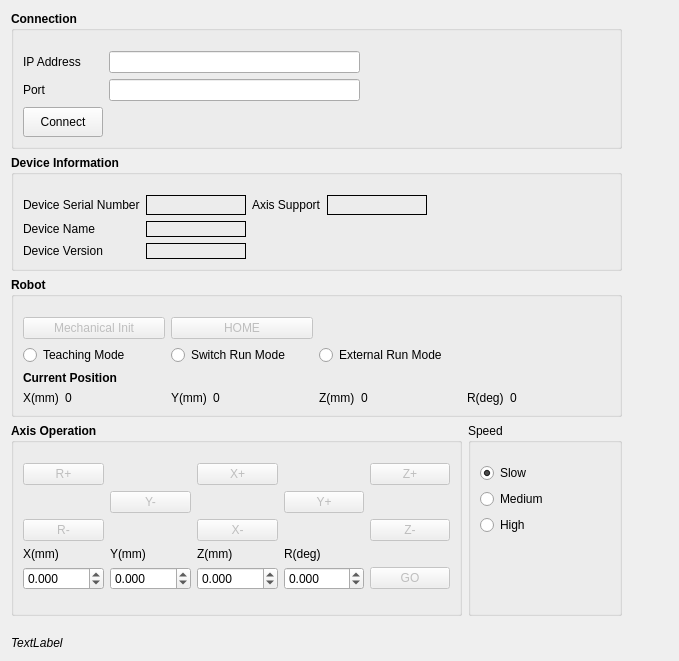
This is MetaCommLib/janome/src/JanomeControlForm.ui in metavisionvn/MetaCommunicationLib as Qt 5 draws it before an edit. The edited form follows.
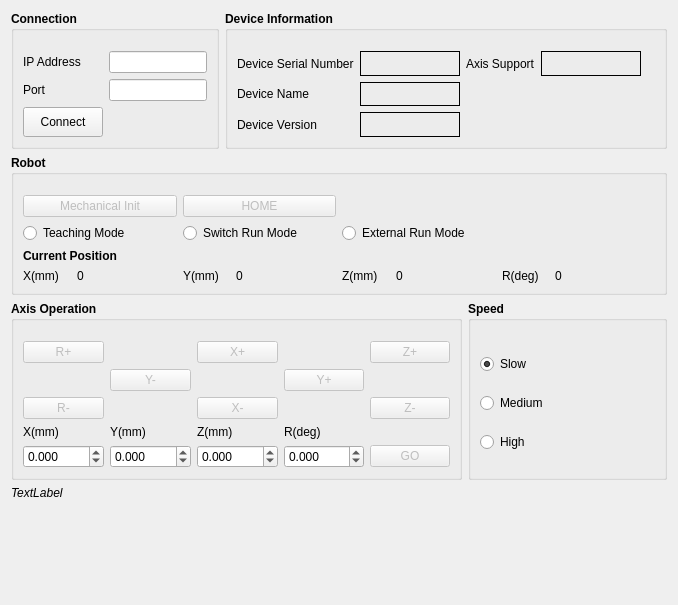
This is the edited form.

```diff
--- a/MetaCommLib/janome/src/JanomeControlForm.ui
+++ b/MetaCommLib/janome/src/JanomeControlForm.ui
@@ -6,8 +6,8 @@
    <rect>
     <x>0</x>
     <y>0</y>
-    <width>679</width>
-    <height>661</height>
+    <width>678</width>
+    <height>605</height>
    </rect>
   </property>
   <property name="windowTitle">
@@ -15,255 +15,6 @@
   </property>
   <layout class="QGridLayout" name="gridLayout_6">
    <item row="2" column="0">
-    <widget class="QGroupBox" name="groupBox_3">
-     <property name="font">
-      <font>
-       <weight>75</weight>
-       <bold>true</bold>
-      </font>
-     </property>
-     <property name="title">
-      <string>Robot</string>
-     </property>
-     <layout class="QGridLayout" name="gridLayout_3">
-      <property name="topMargin">
-       <number>20</number>
-      </property>
-      <item row="1" column="0">
-       <widget class="QRadioButton" name="ctrlRadioBtnTeachingMode">
-        <property name="font">
-         <font>
-          <weight>50</weight>
-          <bold>false</bold>
-         </font>
-        </property>
-        <property name="text">
-         <string>Teaching Mode</string>
-        </property>
-       </widget>
-      </item>
-      <item row="3" column="1">
-       <layout class="QHBoxLayout" name="horizontalLayout_4">
-        <item>
-         <widget class="QLabel" name="label_6">
-          <property name="font">
-           <font>
-            <weight>50</weight>
-            <bold>false</bold>
-           </font>
-          </property>
-          <property name="text">
-           <string>Y(mm)</string>
-          </property>
-         </widget>
-        </item>
-        <item>
-         <widget class="QLabel" name="yLabel">
-          <property name="minimumSize">
-           <size>
-            <width>100</width>
-            <height>0</height>
-           </size>
-          </property>
-          <property name="font">
-           <font>
-            <weight>50</weight>
-            <bold>false</bold>
-           </font>
-          </property>
-          <property name="text">
-           <string>0</string>
-          </property>
-         </widget>
-        </item>
-       </layout>
-      </item>
-      <item row="1" column="1">
-       <widget class="QRadioButton" name="ctrlRadioBtnSwitchRunMode">
-        <property name="font">
-         <font>
-          <weight>50</weight>
-          <bold>false</bold>
-         </font>
-        </property>
-        <property name="text">
-         <string>Switch Run Mode</string>
-        </property>
-       </widget>
-      </item>
-      <item row="1" column="2">
-       <widget class="QRadioButton" name="ctrlRadioBtnExternalRunMode">
-        <property name="font">
-         <font>
-          <weight>50</weight>
-          <bold>false</bold>
-         </font>
-        </property>
-        <property name="text">
-         <string>External Run Mode</string>
-        </property>
-       </widget>
-      </item>
-      <item row="3" column="2">
-       <layout class="QHBoxLayout" name="horizontalLayout_5">
-        <item>
-         <widget class="QLabel" name="label_7">
-          <property name="font">
-           <font>
-            <weight>50</weight>
-            <bold>false</bold>
-           </font>
-          </property>
-          <property name="text">
-           <string>Z(mm)</string>
-          </property>
-         </widget>
-        </item>
-        <item>
-         <widget class="QLabel" name="zLabel">
-          <property name="minimumSize">
-           <size>
-            <width>100</width>
-            <height>0</height>
-           </size>
-          </property>
-          <property name="font">
-           <font>
-            <weight>50</weight>
-            <bold>false</bold>
-           </font>
-          </property>
-          <property name="text">
-           <string>0</string>
-          </property>
-         </widget>
-        </item>
-       </layout>
-      </item>
-      <item row="3" column="0">
-       <layout class="QHBoxLayout" name="horizontalLayout_3">
-        <item>
-         <widget class="QLabel" name="label_2">
-          <property name="font">
-           <font>
-            <weight>50</weight>
-            <bold>false</bold>
-           </font>
-          </property>
-          <property name="text">
-           <string>X(mm)</string>
-          </property>
-         </widget>
-        </item>
-        <item>
-         <widget class="QLabel" name="xLabel">
-          <property name="enabled">
-           <bool>true</bool>
-          </property>
-          <property name="minimumSize">
-           <size>
-            <width>100</width>
-            <height>0</height>
-           </size>
-          </property>
-          <property name="font">
-           <font>
-            <weight>50</weight>
-            <bold>false</bold>
-           </font>
-          </property>
-          <property name="text">
-           <string>0</string>
-          </property>
-         </widget>
-        </item>
-       </layout>
-      </item>
-      <item row="3" column="3">
-       <layout class="QHBoxLayout" name="horizontalLayout_6">
-        <item>
-         <widget class="QLabel" name="label_14">
-          <property name="font">
-           <font>
-            <weight>50</weight>
-            <bold>false</bold>
-           </font>
-          </property>
-          <property name="text">
-           <string>R(deg)</string>
-          </property>
-         </widget>
-        </item>
-        <item>
-         <widget class="QLabel" name="rLabel">
-          <property name="minimumSize">
-           <size>
-            <width>100</width>
-            <height>0</height>
-           </size>
-          </property>
-          <property name="font">
-           <font>
-            <weight>50</weight>
-            <bold>false</bold>
-           </font>
-          </property>
-          <property name="text">
-           <string>0</string>
-          </property>
-         </widget>
-        </item>
-       </layout>
-      </item>
-      <item row="0" column="0">
-       <widget class="QPushButton" name="ctrlBtnMechanicalInitialize">
-        <property name="enabled">
-         <bool>false</bool>
-        </property>
-        <property name="font">
-         <font>
-          <weight>50</weight>
-          <bold>false</bold>
-         </font>
-        </property>
-        <property name="text">
-         <string>Mechanical Init</string>
-        </property>
-       </widget>
-      </item>
-      <item row="2" column="0">
-       <widget class="QLabel" name="label">
-        <property name="text">
-         <string>Current Position</string>
-        </property>
-       </widget>
-      </item>
-      <item row="0" column="1">
-       <widget class="QPushButton" name="ctrlBtnHome">
-        <property name="enabled">
-         <bool>false</bool>
-        </property>
-        <property name="minimumSize">
-         <size>
-          <width>0</width>
-          <height>0</height>
-         </size>
-        </property>
-        <property name="font">
-         <font>
-          <weight>50</weight>
-          <bold>false</bold>
-         </font>
-        </property>
-        <property name="text">
-         <string>HOME</string>
-        </property>
-       </widget>
-      </item>
-     </layout>
-    </widget>
-   </item>
-   <item row="3" column="0">
     <layout class="QHBoxLayout" name="horizontalLayout_2">
      <item>
       <widget class="QGroupBox" name="groupBox">
@@ -280,8 +31,8 @@
         <property name="topMargin">
          <number>20</number>
         </property>
-        <item row="0" column="4">
-         <widget class="QPushButton" name="ctrlBtnZAdd">
+        <item row="0" column="0">
+         <widget class="QPushButton" name="ctrlBtnRAdd">
           <property name="enabled">
            <bool>false</bool>
           </property>
@@ -292,61 +43,7 @@
            </font>
           </property>
           <property name="text">
-           <string>Z+</string>
-          </property>
-         </widget>
-        </item>
-        <item row="5" column="2">
-         <spacer name="verticalSpacer_2">
-          <property name="orientation">
-           <enum>Qt::Vertical</enum>
-          </property>
-          <property name="sizeHint" stdset="0">
-           <size>
-            <width>20</width>
-            <height>40</height>
-           </size>
-          </property>
-         </spacer>
-        </item>
-        <item row="2" column="4">
-         <widget class="QPushButton" name="ctrlBtnZSub">
-          <property name="enabled">
-           <bool>false</bool>
-          </property>
-          <property name="font">
-           <font>
-            <weight>50</weight>
-            <bold>false</bold>
-           </font>
-          </property>
-          <property name="text">
-           <string>Z-</string>
-          </property>
-         </widget>
-        </item>
-        <item row="4" column="0">
-         <widget class="QDoubleSpinBox" name="ctrlDsbPtpX">
-          <property name="minimumSize">
-           <size>
-            <width>80</width>
-            <height>0</height>
-           </size>
-          </property>
-          <property name="font">
-           <font>
-            <weight>50</weight>
-            <bold>false</bold>
-           </font>
-          </property>
-          <property name="decimals">
-           <number>3</number>
-          </property>
-          <property name="minimum">
-           <double>-9999.000000000000000</double>
-          </property>
-          <property name="maximum">
-           <double>9999.000000000000000</double>
+           <string>R+</string>
           </property>
          </widget>
         </item>
@@ -391,32 +88,6 @@
           </property>
          </widget>
         </item>
-        <item row="3" column="3">
-         <widget class="QLabel" name="label_20">
-          <property name="font">
-           <font>
-            <weight>50</weight>
-            <bold>false</bold>
-           </font>
-          </property>
-          <property name="text">
-           <string>R(deg)</string>
-          </property>
-         </widget>
-        </item>
-        <item row="3" column="1">
-         <widget class="QLabel" name="label_18">
-          <property name="font">
-           <font>
-            <weight>50</weight>
-            <bold>false</bold>
-           </font>
-          </property>
-          <property name="text">
-           <string>Y(mm)</string>
-          </property>
-         </widget>
-        </item>
         <item row="4" column="1">
          <widget class="QDoubleSpinBox" name="ctrlDsbPtpY">
           <property name="minimumSize">
@@ -442,6 +113,92 @@
           </property>
          </widget>
         </item>
+        <item row="3" column="0">
+         <widget class="QLabel" name="label_17">
+          <property name="font">
+           <font>
+            <weight>50</weight>
+            <bold>false</bold>
+           </font>
+          </property>
+          <property name="text">
+           <string>X(mm)</string>
+          </property>
+         </widget>
+        </item>
+        <item row="2" column="4">
+         <widget class="QPushButton" name="ctrlBtnZSub">
+          <property name="enabled">
+           <bool>false</bool>
+          </property>
+          <property name="font">
+           <font>
+            <weight>50</weight>
+            <bold>false</bold>
+           </font>
+          </property>
+          <property name="text">
+           <string>Z-</string>
+          </property>
+         </widget>
+        </item>
+        <item row="2" column="2">
+         <widget class="QPushButton" name="ctrlBtnXSub">
+          <property name="enabled">
+           <bool>false</bool>
+          </property>
+          <property name="font">
+           <font>
+            <weight>50</weight>
+            <bold>false</bold>
+           </font>
+          </property>
+          <property name="text">
+           <string>X-</string>
+          </property>
+         </widget>
+        </item>
+        <item row="4" column="0">
+         <widget class="QDoubleSpinBox" name="ctrlDsbPtpX">
+          <property name="minimumSize">
+           <size>
+            <width>80</width>
+            <height>0</height>
+           </size>
+          </property>
+          <property name="font">
+           <font>
+            <weight>50</weight>
+            <bold>false</bold>
+           </font>
+          </property>
+          <property name="decimals">
+           <number>3</number>
+          </property>
+          <property name="minimum">
+           <double>-9999.000000000000000</double>
+          </property>
+          <property name="maximum">
+           <double>9999.000000000000000</double>
+          </property>
+         </widget>
+        </item>
+        <item row="1" column="1">
+         <widget class="QPushButton" name="ctrlBtnYSub">
+          <property name="enabled">
+           <bool>false</bool>
+          </property>
+          <property name="font">
+           <font>
+            <weight>50</weight>
+            <bold>false</bold>
+           </font>
+          </property>
+          <property name="text">
+           <string>Y-</string>
+          </property>
+         </widget>
+        </item>
         <item row="4" column="4">
          <widget class="QPushButton" name="sendBtn">
           <property name="enabled">
@@ -458,8 +215,8 @@
           </property>
          </widget>
         </item>
-        <item row="0" column="0">
-         <widget class="QPushButton" name="ctrlBtnRAdd">
+        <item row="0" column="2">
+         <widget class="QPushButton" name="ctrlBtnXAdd">
           <property name="enabled">
            <bool>false</bool>
           </property>
@@ -470,12 +227,12 @@
            </font>
           </property>
           <property name="text">
-           <string>R+</string>
+           <string>X+</string>
           </property>
          </widget>
         </item>
-        <item row="3" column="0">
-         <widget class="QLabel" name="label_17">
+        <item row="3" column="3">
+         <widget class="QLabel" name="label_20">
           <property name="font">
            <font>
             <weight>50</weight>
@@ -483,7 +240,7 @@
            </font>
           </property>
           <property name="text">
-           <string>X(mm)</string>
+           <string>R(deg)</string>
           </property>
          </widget>
         </item>
@@ -500,6 +257,38 @@
           </property>
          </widget>
         </item>
+        <item row="1" column="3">
+         <widget class="QPushButton" name="ctrlBtnYAdd">
+          <property name="enabled">
+           <bool>false</bool>
+          </property>
+          <property name="font">
+           <font>
+            <weight>50</weight>
+            <bold>false</bold>
+           </font>
+          </property>
+          <property name="text">
+           <string>Y+</string>
+          </property>
+         </widget>
+        </item>
+        <item row="0" column="4">
+         <widget class="QPushButton" name="ctrlBtnZAdd">
+          <property name="enabled">
+           <bool>false</bool>
+          </property>
+          <property name="font">
+           <font>
+            <weight>50</weight>
+            <bold>false</bold>
+           </font>
+          </property>
+          <property name="text">
+           <string>Z+</string>
+          </property>
+         </widget>
+        </item>
         <item row="4" column="3">
          <widget class="QDoubleSpinBox" name="ctrlDsbPtpR">
           <property name="minimumSize">
@@ -528,11 +317,8 @@
           </property>
          </widget>
         </item>
-        <item row="0" column="2">
-         <widget class="QPushButton" name="ctrlBtnXAdd">
-          <property name="enabled">
-           <bool>false</bool>
-          </property>
+        <item row="3" column="1">
+         <widget class="QLabel" name="label_18">
           <property name="font">
            <font>
             <weight>50</weight>
@@ -540,55 +326,7 @@
            </font>
           </property>
           <property name="text">
-           <string>X+</string>
-          </property>
-         </widget>
-        </item>
-        <item row="2" column="2">
-         <widget class="QPushButton" name="ctrlBtnXSub">
-          <property name="enabled">
-           <bool>false</bool>
-          </property>
-          <property name="font">
-           <font>
-            <weight>50</weight>
-            <bold>false</bold>
-           </font>
-          </property>
-          <property name="text">
-           <string>X-</string>
-          </property>
-         </widget>
-        </item>
-        <item row="1" column="3">
-         <widget class="QPushButton" name="ctrlBtnYAdd">
-          <property name="enabled">
-           <bool>false</bool>
-          </property>
-          <property name="font">
-           <font>
-            <weight>50</weight>
-            <bold>false</bold>
-           </font>
-          </property>
-          <property name="text">
-           <string>Y+</string>
-          </property>
-         </widget>
-        </item>
-        <item row="1" column="1">
-         <widget class="QPushButton" name="ctrlBtnYSub">
-          <property name="enabled">
-           <bool>false</bool>
-          </property>
-          <property name="font">
-           <font>
-            <weight>50</weight>
-            <bold>false</bold>
-           </font>
-          </property>
-          <property name="text">
-           <string>Y-</string>
+           <string>Y(mm)</string>
           </property>
          </widget>
         </item>
@@ -597,6 +335,12 @@
      </item>
      <item>
       <widget class="QGroupBox" name="groupBox_5">
+       <property name="font">
+        <font>
+         <weight>75</weight>
+         <bold>true</bold>
+        </font>
+       </property>
        <property name="title">
         <string>Speed</string>
        </property>
@@ -604,21 +348,30 @@
         <property name="topMargin">
          <number>20</number>
         </property>
-        <item row="3" column="0">
-         <spacer name="verticalSpacer">
-          <property name="orientation">
-           <enum>Qt::Vertical</enum>
+        <item row="2" column="0">
+         <widget class="QRadioButton" name="ctrlRadioSpeedHigh">
+          <property name="font">
+           <font>
+            <weight>50</weight>
+            <bold>false</bold>
+           </font>
           </property>
-          <property name="sizeHint" stdset="0">
-           <size>
-            <width>20</width>
-            <height>40</height>
-           </size>
+          <property name="text">
+           <string>High</string>
           </property>
-         </spacer>
+          <attribute name="buttonGroup">
+           <string notr="true">buttonGroup</string>
+          </attribute>
+         </widget>
         </item>
         <item row="0" column="0">
          <widget class="QRadioButton" name="ctrlRadioSpeedSlow">
+          <property name="font">
+           <font>
+            <weight>50</weight>
+            <bold>false</bold>
+           </font>
+          </property>
           <property name="text">
            <string>Slow</string>
           </property>
@@ -632,6 +385,12 @@
         </item>
         <item row="1" column="0">
          <widget class="QRadioButton" name="ctrlRadioSpeedMedium">
+          <property name="font">
+           <font>
+            <weight>50</weight>
+            <bold>false</bold>
+           </font>
+          </property>
           <property name="text">
            <string>Medium</string>
           </property>
@@ -640,22 +399,108 @@
           </attribute>
          </widget>
         </item>
-        <item row="2" column="0">
-         <widget class="QRadioButton" name="ctrlRadioSpeedHigh">
+       </layout>
+      </widget>
+     </item>
+    </layout>
+   </item>
+   <item row="4" column="0">
+    <spacer name="verticalSpacer">
+     <property name="orientation">
+      <enum>Qt::Vertical</enum>
+     </property>
+     <property name="sizeHint" stdset="0">
+      <size>
+       <width>20</width>
+       <height>40</height>
+      </size>
+     </property>
+    </spacer>
+   </item>
+   <item row="3" column="0">
+    <widget class="QLabel" name="ctrlLabelStatus">
+     <property name="font">
+      <font>
+       <italic>true</italic>
+      </font>
+     </property>
           <property name="text">
-           <string>High</string>
-          </property>
-          <attribute name="buttonGroup">
-           <string notr="true">buttonGroup</string>
-          </attribute>
-         </widget>
-        </item>
-       </layout>
-      </widget>
-     </item>
-    </layout>
-   </item>
+      <string>TextLabel</string>
+     </property>
+    </widget>
+   </item>
+   <item row="0" column="0">
+    <layout class="QHBoxLayout" name="horizontalLayout">
+     <item>
+      <widget class="QGroupBox" name="groupBox_6">
+       <property name="font">
+        <font>
+         <weight>75</weight>
+         <bold>true</bold>
+        </font>
+       </property>
+       <property name="title">
+        <string>Connection</string>
+       </property>
+       <layout class="QGridLayout" name="gridLayout_2">
+        <property name="topMargin">
+         <number>20</number>
+        </property>
    <item row="1" column="0">
+         <widget class="QLabel" name="label_12">
+          <property name="font">
+           <font>
+            <weight>50</weight>
+            <bold>false</bold>
+           </font>
+          </property>
+          <property name="text">
+           <string>Port</string>
+          </property>
+         </widget>
+        </item>
+        <item row="0" column="0">
+         <widget class="QLabel" name="label_13">
+          <property name="font">
+           <font>
+            <weight>50</weight>
+            <bold>false</bold>
+           </font>
+          </property>
+          <property name="text">
+           <string>IP Address</string>
+          </property>
+         </widget>
+        </item>
+        <item row="0" column="1">
+         <widget class="QLineEdit" name="ctrlLineEditIPAddress"/>
+        </item>
+        <item row="1" column="1">
+         <widget class="QLineEdit" name="ctrlLineEditPort"/>
+        </item>
+        <item row="2" column="0">
+         <widget class="QPushButton" name="connectBtn">
+          <property name="minimumSize">
+           <size>
+            <width>0</width>
+            <height>30</height>
+           </size>
+          </property>
+          <property name="font">
+           <font>
+            <weight>50</weight>
+            <bold>false</bold>
+           </font>
+          </property>
+          <property name="text">
+           <string>Connect</string>
+          </property>
+         </widget>
+        </item>
+       </layout>
+      </widget>
+     </item>
+     <item>
     <widget class="QGroupBox" name="groupBox_4">
      <property name="font">
       <font>
@@ -811,10 +656,10 @@
      </layout>
     </widget>
    </item>
-   <item row="0" column="0">
-    <layout class="QHBoxLayout" name="horizontalLayout">
-     <item>
-      <widget class="QGroupBox" name="groupBox_6">
+    </layout>
+   </item>
+   <item row="1" column="0">
+    <widget class="QGroupBox" name="groupBox_3">
        <property name="font">
         <font>
          <weight>75</weight>
@@ -822,17 +667,29 @@
         </font>
        </property>
        <property name="title">
-        <string>Connection</string>
-       </property>
-       <layout class="QGridLayout" name="gridLayout_2">
+      <string>Robot</string>
+     </property>
+     <layout class="QGridLayout" name="gridLayout_3">
         <property name="topMargin">
          <number>20</number>
         </property>
-        <item row="0" column="1">
-         <widget class="QLineEdit" name="ctrlLineEditIPAddress"/>
-        </item>
-        <item row="0" column="0">
-         <widget class="QLabel" name="label_13">
+      <item row="1" column="0">
+       <widget class="QRadioButton" name="ctrlRadioBtnTeachingMode">
+        <property name="font">
+         <font>
+          <weight>50</weight>
+          <bold>false</bold>
+         </font>
+        </property>
+        <property name="text">
+         <string>Teaching Mode</string>
+        </property>
+       </widget>
+      </item>
+      <item row="3" column="1">
+       <layout class="QHBoxLayout" name="horizontalLayout_4">
+        <item>
+         <widget class="QLabel" name="label_6">
           <property name="font">
            <font>
             <weight>50</weight>
@@ -840,15 +697,46 @@
            </font>
           </property>
           <property name="text">
-           <string>IP Address</string>
+           <string>Y(mm)</string>
           </property>
          </widget>
+        </item>
+        <item>
+         <widget class="QLabel" name="yLabel">
+          <property name="minimumSize">
+           <size>
+            <width>100</width>
+            <height>0</height>
+           </size>
+          </property>
+          <property name="font">
+           <font>
+            <weight>50</weight>
+            <bold>false</bold>
+           </font>
+          </property>
+          <property name="text">
+           <string>0</string>
+          </property>
+         </widget>
+        </item>
+       </layout>
         </item>
         <item row="1" column="1">
-         <widget class="QLineEdit" name="ctrlLineEditPort"/>
-        </item>
-        <item row="1" column="0">
-         <widget class="QLabel" name="label_12">
+       <widget class="QRadioButton" name="ctrlRadioBtnSwitchRunMode">
+        <property name="font">
+         <font>
+          <weight>50</weight>
+          <bold>false</bold>
+         </font>
+        </property>
+        <property name="text">
+         <string>Switch Run Mode</string>
+        </property>
+       </widget>
+      </item>
+      <item row="1" column="2">
+       <widget class="QRadioButton" name="ctrlRadioBtnExternalRunMode">
           <property name="font">
            <font>
             <weight>50</weight>
@@ -856,16 +744,153 @@
            </font>
           </property>
           <property name="text">
-           <string>Port</string>
+         <string>External Run Mode</string>
+        </property>
+       </widget>
+      </item>
+      <item row="3" column="2">
+       <layout class="QHBoxLayout" name="horizontalLayout_5">
+        <item>
+         <widget class="QLabel" name="label_7">
+          <property name="font">
+           <font>
+            <weight>50</weight>
+            <bold>false</bold>
+           </font>
+          </property>
+          <property name="text">
+           <string>Z(mm)</string>
+          </property>
+         </widget>
+        </item>
+        <item>
+         <widget class="QLabel" name="zLabel">
+          <property name="minimumSize">
+           <size>
+            <width>100</width>
+            <height>0</height>
+           </size>
+          </property>
+          <property name="font">
+           <font>
+            <weight>50</weight>
+            <bold>false</bold>
+           </font>
+          </property>
+          <property name="text">
+           <string>0</string>
+          </property>
+         </widget>
+        </item>
+       </layout>
+      </item>
+      <item row="3" column="0">
+       <layout class="QHBoxLayout" name="horizontalLayout_3">
+        <item>
+         <widget class="QLabel" name="label_2">
+          <property name="font">
+           <font>
+            <weight>50</weight>
+            <bold>false</bold>
+           </font>
+          </property>
+          <property name="text">
+           <string>X(mm)</string>
+          </property>
+         </widget>
+        </item>
+        <item>
+         <widget class="QLabel" name="xLabel">
+          <property name="enabled">
+           <bool>true</bool>
+          </property>
+          <property name="minimumSize">
+           <size>
+            <width>100</width>
+            <height>0</height>
+           </size>
+          </property>
+          <property name="font">
+           <font>
+            <weight>50</weight>
+            <bold>false</bold>
+           </font>
+          </property>
+          <property name="text">
+           <string>0</string>
+          </property>
+         </widget>
+        </item>
+       </layout>
+      </item>
+      <item row="3" column="3">
+       <layout class="QHBoxLayout" name="horizontalLayout_6">
+        <item>
+         <widget class="QLabel" name="label_14">
+          <property name="font">
+           <font>
+            <weight>50</weight>
+            <bold>false</bold>
+           </font>
+          </property>
+          <property name="text">
+           <string>R(deg)</string>
+          </property>
+         </widget>
+        </item>
+        <item>
+         <widget class="QLabel" name="rLabel">
+          <property name="minimumSize">
+           <size>
+            <width>100</width>
+            <height>0</height>
+           </size>
+          </property>
+          <property name="font">
+           <font>
+            <weight>50</weight>
+            <bold>false</bold>
+           </font>
+          </property>
+          <property name="text">
+           <string>0</string>
+          </property>
+         </widget>
+        </item>
+       </layout>
+      </item>
+      <item row="0" column="0">
+       <widget class="QPushButton" name="ctrlBtnMechanicalInitialize">
+        <property name="enabled">
+         <bool>false</bool>
+        </property>
+        <property name="font">
+         <font>
+          <weight>50</weight>
+          <bold>false</bold>
+         </font>
+        </property>
+        <property name="text">
+         <string>Mechanical Init</string>
           </property>
          </widget>
         </item>
         <item row="2" column="0">
-         <widget class="QPushButton" name="connectBtn">
+       <widget class="QLabel" name="label">
+        <property name="text">
+         <string>Current Position</string>
+        </property>
+       </widget>
+      </item>
+      <item row="0" column="1">
+       <widget class="QPushButton" name="ctrlBtnHome">
+        <property name="enabled">
+         <bool>false</bool>
+        </property>
           <property name="minimumSize">
            <size>
             <width>0</width>
-            <height>30</height>
+          <height>0</height>
            </size>
           </property>
           <property name="font">
@@ -875,44 +900,16 @@
            </font>
           </property>
           <property name="text">
-           <string>Connect</string>
+         <string>HOME</string>
           </property>
          </widget>
         </item>
-        <item row="0" column="2">
-         <spacer name="horizontalSpacer_3">
-          <property name="orientation">
-           <enum>Qt::Horizontal</enum>
-          </property>
-          <property name="sizeHint" stdset="0">
-           <size>
-            <width>40</width>
-            <height>20</height>
-           </size>
-          </property>
-         </spacer>
-        </item>
        </layout>
       </widget>
      </item>
-    </layout>
-   </item>
-   <item row="4" column="0">
-    <spacer name="verticalSpacer_3">
+   <item row="2" column="1">
+    <spacer name="horizontalSpacer">
      <property name="orientation">
-      <enum>Qt::Vertical</enum>
-     </property>
-     <property name="sizeHint" stdset="0">
-      <size>
-       <width>20</width>
-       <height>40</height>
-      </size>
-     </property>
-    </spacer>
-   </item>
-   <item row="3" column="1">
-    <spacer name="horizontalSpacer_4">
-     <property name="orientation">
       <enum>Qt::Horizontal</enum>
      </property>
      <property name="sizeHint" stdset="0">
@@ -923,18 +920,6 @@
      </property>
     </spacer>
    </item>
-   <item row="5" column="0">
-    <widget class="QLabel" name="ctrlLabelStatus">
-     <property name="font">
-      <font>
-       <italic>true</italic>
-      </font>
-     </property>
-     <property name="text">
-      <string>TextLabel</string>
-     </property>
-    </widget>
-   </item>
   </layout>
  </widget>
  <tabstops>
```
Left out of the diff: 19 changed lines with no effect on the pictures. Lines whose indentation alone changed are shown as unchanged.
